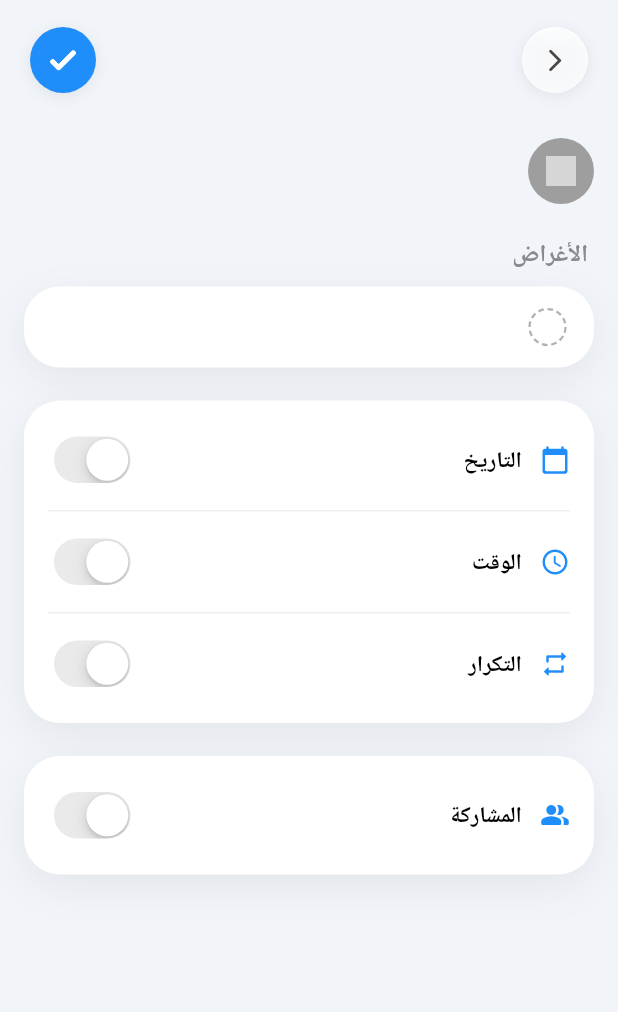
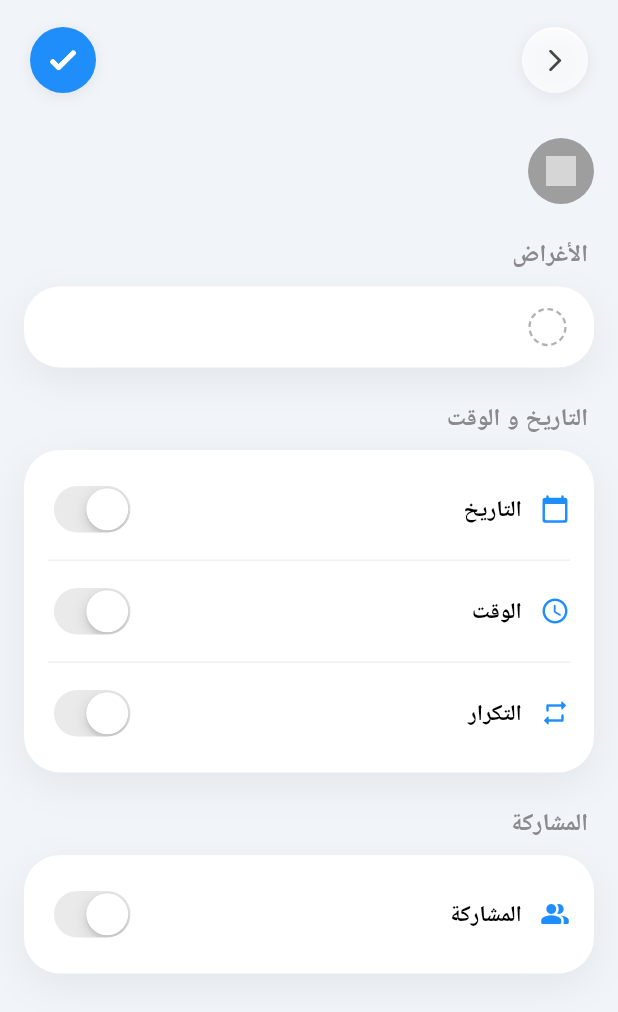
Before and after one commit to FN-Bites/Tawakad, a Flutter app: the SecondaryCreateListPage screen opened directly with empty values, on a phone screen of 412 x 824 dp. Shown: the top 1012 px of the screen. Run offline on Flutter 3.47's test engine with Material 3 defaults, Android fonts, the phone set to English and light mode, and no system bars; our stand-ins replace animated_text_kit, cloud_firestore, firebase_auth, firebase_core, google_sign_in, rive and 1 more; accounts and stored records are empty; statements that could not run were skipped; grey boxes are pictures that could not be loaded.

Commit message:
Enable sharing lists

```diff
--- a/lib/features/home/ui/pages/secondary_create_list_page.dart
+++ b/lib/features/home/ui/pages/secondary_create_list_page.dart
@@ -126,6 +126,19 @@ class _SecondaryCreateListPageState extends State<SecondaryCreateListPage> {
                         accentColor: widget.color,
                       ),
                 const SizedBox(height: 22),
+                Padding(
+                  padding: const EdgeInsets.only(right: 4, bottom: 10),
+                  child: Align(
+                    alignment: Alignment.centerRight,
+                    child: Text(
+                      'التاريخ و الوقت ',
+                      style: Theme.of(context).textTheme.bodyMedium?.copyWith(
+                            fontWeight: FontWeight.w600,
+                            color: const Color(0xFF8A8A8E),
+                          ),
+                    ),
+                  ),
+                ),
                 DateTimeCard(
                   key: _dateTimeKey,
                   initialDate: e?.date,
@@ -134,9 +147,24 @@ class _SecondaryCreateListPageState extends State<SecondaryCreateListPage> {
                   initialRepeatDays: e?.repeatDays ?? [],
                 ),
                 const SizedBox(height: 22),
+                Padding(
+                  padding: const EdgeInsets.only(right: 4, bottom: 10),
+                  child: Align(
+                    alignment: Alignment.centerRight,
+                    child: Text(
+                      'المشاركة ',
+                      style: Theme.of(context).textTheme.bodyMedium?.copyWith(
+                            fontWeight: FontWeight.w600,
+                            color: const Color(0xFF8A8A8E),
+                          ),
+                    ),
+                  ),
+                ),
                 SharingCard(
                   key: _sharingKey,
+                  title: widget.title,
                   initialSharing: e?.isShared ?? false,
+                  getItems: () => _itemsKey.currentState?.items.toList() ?? [],
                 ),
                 const SizedBox(height: 24),
               ],
@@ -153,7 +181,7 @@ class _SecondaryCreateListPageState extends State<SecondaryCreateListPage> {
       child: Row(
         mainAxisAlignment: MainAxisAlignment.spaceBetween,
         children: [
-          GlassBackButton(),
+          const GlassBackButton(),
           _circleButton(
             child: const CustomPaint(
               size: Size(22, 22),
--- a/pubspec.yaml
+++ b/pubspec.yaml
@@ -46,6 +46,7 @@ dependencies:
   lottie: ^3.1.2
   uuid: ^4.5.3
   intl: ^0.20.2
+  share_plus: ^12.0.0
 
 dev_dependencies:
   flutter_test:
```
Also changed, not shown: lib/features/home/ui/widgets/sharing_card.dart (+35 -1 lines), pubspec.lock, 5 other files.
